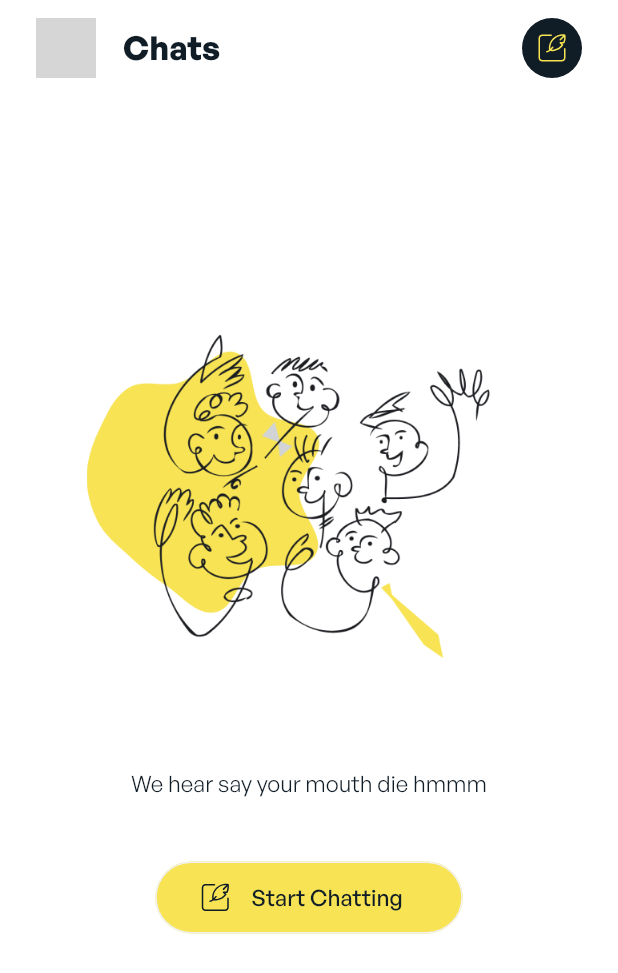
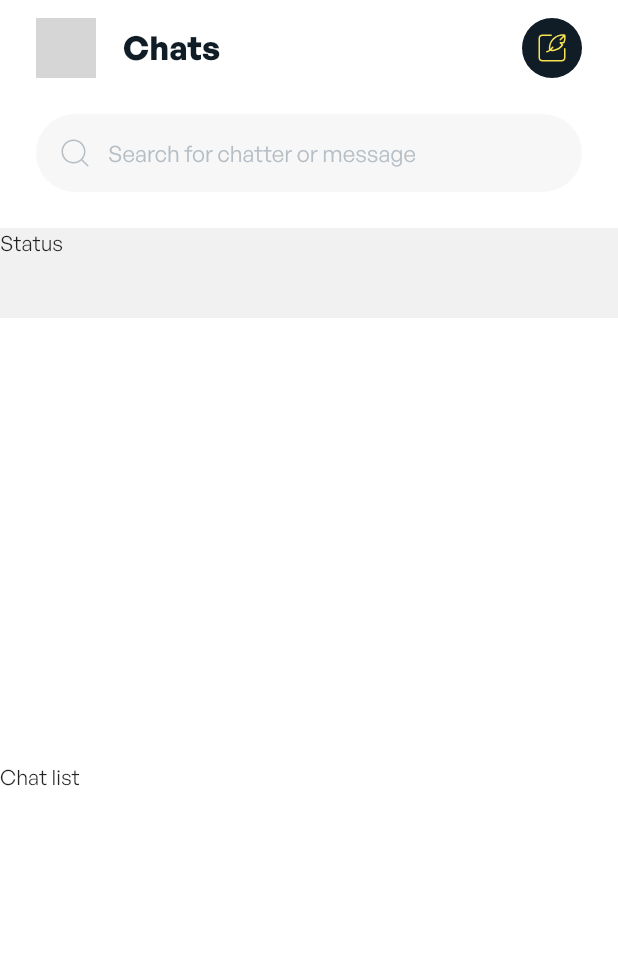
Before and after one commit to mcprah/chatteree_mobile, a Flutter app: the ChatScreen widget shown alone on an empty page, opened directly, on a phone screen of 412 x 824 dp. Shown: the top 973 px of the screen. Run offline on Flutter 3.47's test engine with Material 2 defaults, Android fonts, the light colour scheme and no system bars; our stand-ins replace flutter_svg, fluttertoast, image_picker, pin_code_fields; project files that could hold a hidden picture were left out; grey boxes are pictures that could not be loaded.

Commit message:
start chatscreen

```diff
--- a/lib/providers/authentication.dart
+++ b/lib/providers/authentication.dart
@@ -5,11 +5,13 @@ class AuthenticationProvider with ChangeNotifier {
   String _verificationCode = '';
   bool _isValidCode = false;
   bool _isRegisteredUser = true;
+  bool _isFirstTimeUser = false;
 
   String get email => _email;
   String get verificationCode => _verificationCode;
   bool get isValidCode => _isValidCode;
   bool get isRegisteredUser => _isRegisteredUser;
+  bool get isFirstTimeUser => _isFirstTimeUser;
 
   set email(String value) {
     _email = value;
@@ -17,6 +19,11 @@ class AuthenticationProvider with ChangeNotifier {
 
   set verificationCode(String value) {
     _verificationCode = value;
+    notifyListeners();
+  }
+
+  set isFirstTimeUser(bool value) {
+    _isFirstTimeUser = value;
     notifyListeners();
   }
 
--- /dev/null
+++ b/lib/view/components/search_bar.dart
@@ -0,0 +1,33 @@
+import 'package:chatteree_mobile/utils/colors.dart';
+import 'package:chatteree_mobile/view/widgets/c_icon_button.dart';
+import 'package:chatteree_mobile/view/widgets/c_textfield.dart';
+import 'package:flutter/material.dart';
+import 'package:flutter_svg/svg.dart';
+
+class SearchBar extends StatelessWidget {
+  const SearchBar({
+    super.key,
+    required this.searchTextController,
+    required this.onSubmit,
+  });
+
+  final TextEditingController searchTextController;
+  final void Function() onSubmit;
+
+  @override
+  Widget build(BuildContext context) {
+    return Stack(
+      children: [
+        CTextField(
+          textController: searchTextController,
+          keyboardType: TextInputType.text,
+          placeholder: "Search for chatter or message",
+          prefix: SvgPicture.asset(
+            "assets/icons/icon/interfaces/search.svg",
+            color: AppColors.gray,
+          ),
+        ),
+      ],
+    );
+  }
+}
--- a/lib/view/screens/chat/chat_screen.dart
+++ b/lib/view/screens/chat/chat_screen.dart
@@ -1,32 +1,69 @@
+import 'package:chatteree_mobile/providers/authentication.dart';
+import 'package:chatteree_mobile/utils/colors.dart';
+import 'package:chatteree_mobile/view/components/email_text_field.dart';
+import 'package:chatteree_mobile/view/components/search_bar.dart';
+import 'package:flutter/material.dart';
+import 'package:flutter_svg/flutter_svg.dart';
+
 import 'package:chatteree_mobile/utils/constants.dart';
 import 'package:chatteree_mobile/utils/theme.dart';
 import 'package:chatteree_mobile/view/components/chat_header.dart';
-import 'package:chatteree_mobile/view/components/profile_pic.dart';
 import 'package:chatteree_mobile/view/screens/layout/default.dart';
 import 'package:chatteree_mobile/view/widgets/c_button.dart';
-import 'package:chatteree_mobile/view/widgets/c_icon_button.dart';
-import 'package:flutter/material.dart';
-import 'package:flutter_svg/flutter_svg.dart';
+import 'package:provider/provider.dart';
 
-class ChatScreen extends StatelessWidget {
+class ChatScreen extends StatefulWidget {
   const ChatScreen({super.key});
 
   @override
+  State<ChatScreen> createState() => _ChatScreenState();
+}
+
+class _ChatScreenState extends State<ChatScreen> {
+  TextEditingController textController = TextEditingController();
+
+  @override
   Widget build(BuildContext context) {
-    return DefaultLayout(
-      screen: Column(
-        mainAxisSize: MainAxisSize.min,
+    AuthenticationProvider authenticationProvider =
+        context.watch<AuthenticationProvider>();
+    Widget buildChatSreen() {
+      return Column(
+        crossAxisAlignment: CrossAxisAlignment.start,
         children: [
-          const Padding(
-            padding: EdgeInsets.only(
-              top: 12.0,
-              left: 24,
-              right: 24,
+          Padding(
+            padding: const EdgeInsets.all(24.0),
+            child: SearchBar(
+              searchTextController: textController,
+              onSubmit: () {
+                // Navigator.push(
+                //   context,
+                //   MaterialPageRoute(
+                //     builder: (context) {},
+                //   ),
+                // );
+              },
             ),
-            child: ChatHeader(),
+          ),
+          Container(
+            height: 60,
+            width: double.infinity,
+            color: AppColors.secondaryLight2,
+            child: const Text("Status"),
           ),
           Expanded(
             child: Column(
+              mainAxisAlignment: MainAxisAlignment.center,
+              children: [
+                Text("Chat list"),
+              ],
+            ),
+          ),
+        ],
+      );
+    }
+
+    Widget buildFirstTimeSreen() {
+      return Column(
         mainAxisAlignment: MainAxisAlignment.center,
         children: [
           Image.asset(
@@ -56,8 +93,25 @@ class ChatScreen extends StatelessWidget {
             height: 62,
           ),
         ],
+      );
+    }
+
+    return DefaultLayout(
+      screen: Column(
+        mainAxisSize: MainAxisSize.min,
+        children: [
+          const Padding(
+            padding: EdgeInsets.only(
+              top: 12.0,
+              left: 24,
+              right: 24,
             ),
+            child: ChatHeader(),
           ),
+          Expanded(
+              child: authenticationProvider.isFirstTimeUser
+                  ? buildFirstTimeSreen()
+                  : buildChatSreen()),
         ],
       ),
     );
```
Also changed, not shown: assets/icons/icon/interfaces/search.svg (added). Lines whose indentation alone changed are shown as unchanged.
